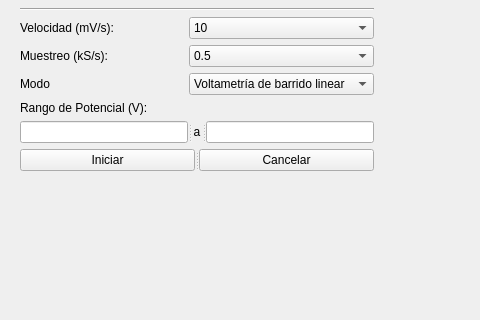
The window that Ui_main.ui (ROaurelian/coreSTAT) describes before a commit, drawn with Qt 5; both pictures show x 0 to 480 and y 182 to 502 of the 800 by 900 pixel window.
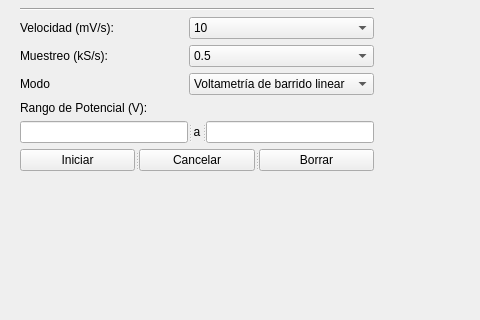
The same window after the commit. Icons and pictures are not drawn. Custom widgets are drawn as their Qt base class.

Commit message: Implementation of voltage plotting in UI

Patch:
```diff
--- a/Ui_main.ui
+++ b/Ui_main.ui
@@ -321,6 +321,11 @@
          <string>Cancelar</string>
         </property>
        </widget>
+       <widget class="QPushButton" name="clearButton">
+        <property name="text">
+         <string>Borrar</string>
+        </property>
+       </widget>
       </widget>
      </item>
     </layout>
```
The commit also changes 4 other files.
